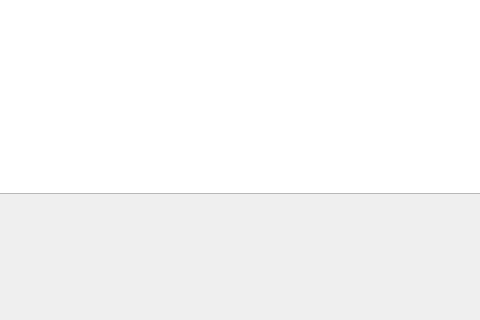
The window that mainwindow.ui (thehilmisu/qt-networkanalyzer) describes before a commit, drawn with Qt 5; both pictures show x 185 to 665 and y 437 to 757 of the 835 by 757 pixel window.
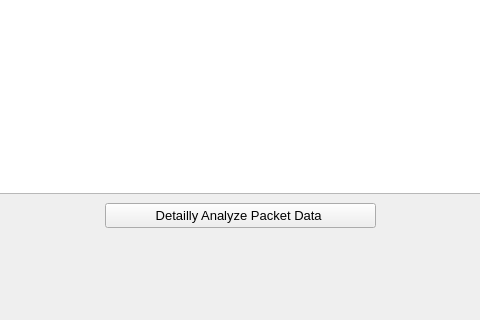
The same window after the commit.

```diff
--- a/mainwindow.ui
+++ b/mainwindow.ui
@@ -230,6 +230,19 @@
      </item>
     </layout>
    </widget>
+   <widget class="QPushButton" name="btnAnalyze">
+    <property name="geometry">
+     <rect>
+      <x>290</x>
+      <y>620</y>
+      <width>271</width>
+      <height>25</height>
+     </rect>
+    </property>
+    <property name="text">
+     <string>Detailly Analyze Packet Data </string>
+    </property>
+   </widget>
   </widget>
   <widget class="QMenuBar" name="menubar">
    <property name="geometry">
```
Left out of the diff: 2 changed lines with no effect on the pictures.
